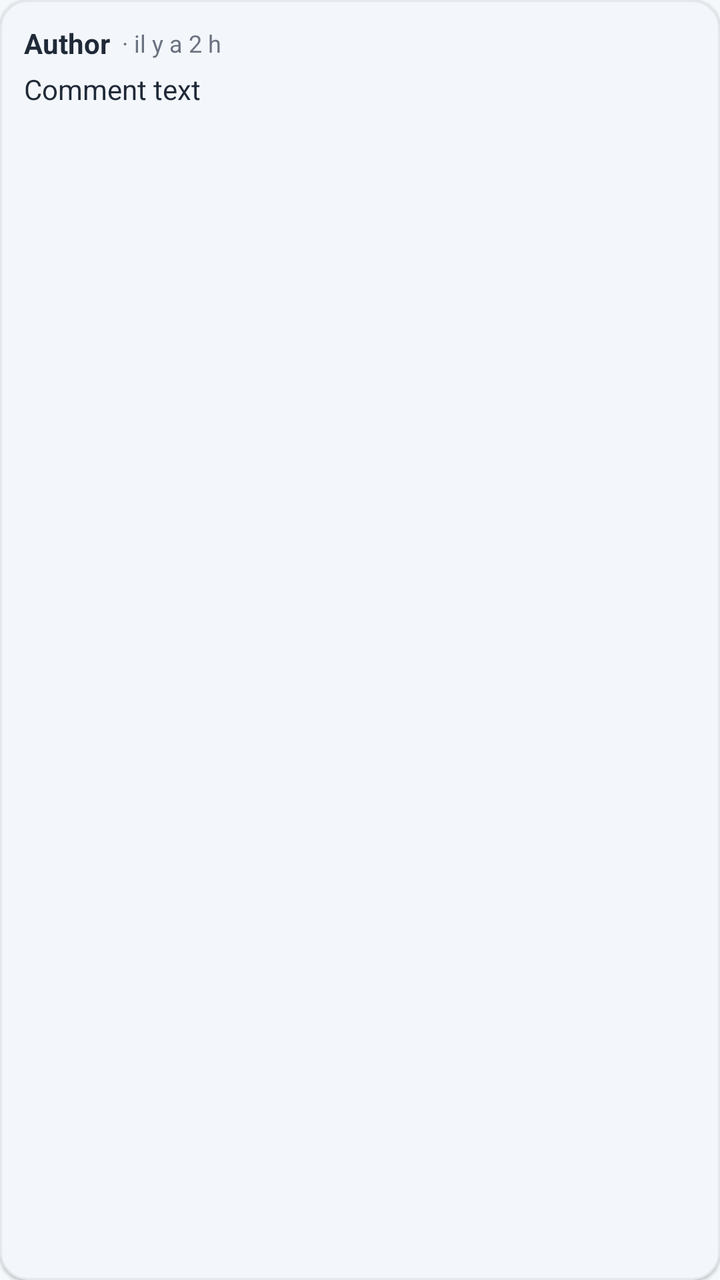
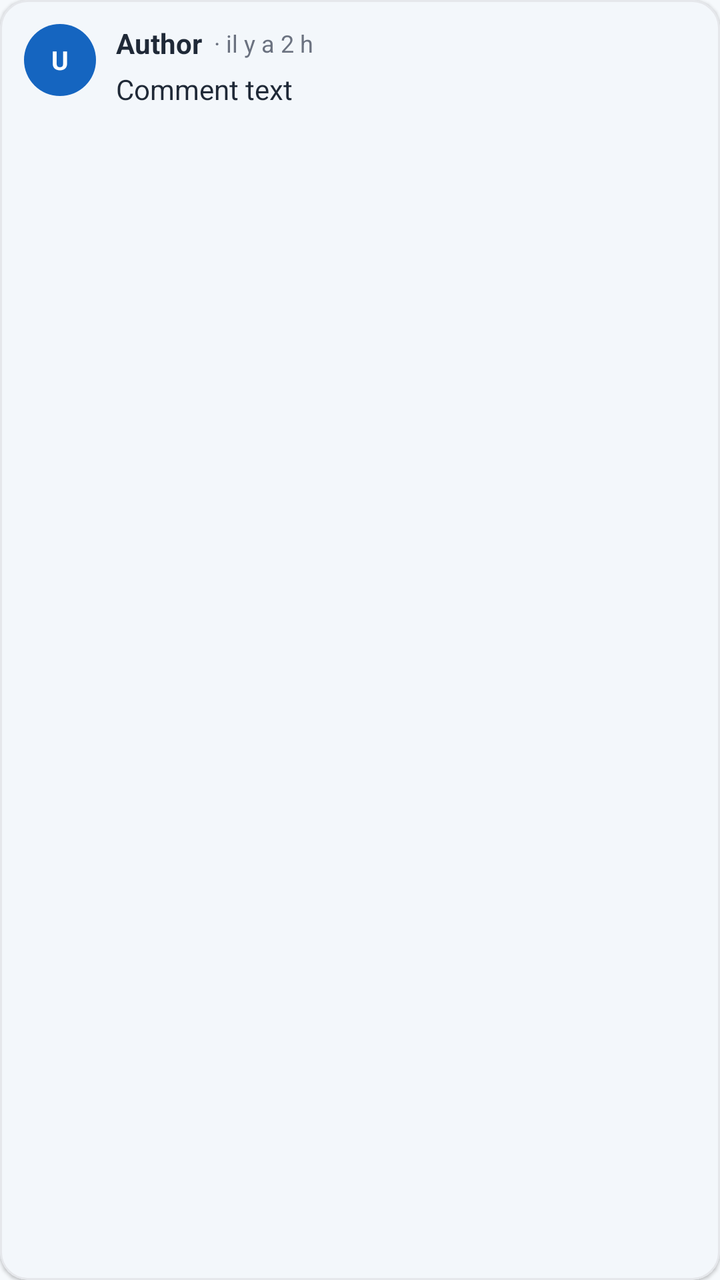

Two renders of the same Android screen: before a commit and after it. Below are the layout's source before the change and the commit's diff.
<!-- AndroidManifest.xml: application theme Theme.Traveling -->
<!-- res/layout/item_comment.xml -->
<?xml version="1.0" encoding="utf-8"?>
<com.google.android.material.card.MaterialCardView xmlns:android="http://schemas.android.com/apk/res/android"
    xmlns:app="http://schemas.android.com/apk/res-auto"
    android:layout_width="match_parent"
    android:layout_height="wrap_content"
    android:layout_marginVertical="6dp"
    app:cardCornerRadius="14dp"
    app:cardElevation="1dp"
    app:strokeColor="#E5E7EB"
    app:strokeWidth="1dp">

    <LinearLayout
        android:layout_width="match_parent"
        android:layout_height="wrap_content"
        android:orientation="vertical"
        android:padding="12dp">

        <LinearLayout
            android:layout_width="match_parent"
            android:layout_height="wrap_content"
            android:gravity="center_vertical"
            android:orientation="horizontal">

            <com.google.android.material.textview.MaterialTextView
                android:id="@+id/textCommentAuthor"
                android:layout_width="wrap_content"
                android:layout_height="wrap_content"
                android:text="Author"
                android:textColor="@color/travel_on_surface"
                android:textSize="14sp"
                android:textStyle="bold" />

            <com.google.android.material.textview.MaterialTextView
                android:id="@+id/textCommentDate"
                android:layout_width="wrap_content"
                android:layout_height="wrap_content"
                android:layout_marginStart="6dp"
                android:text="· il y a 2 h"
                android:textColor="#6B7280"
                android:textSize="12sp" />
        </LinearLayout>

        <com.google.android.material.textview.MaterialTextView
            android:id="@+id/textCommentBody"
            android:layout_width="match_parent"
            android:layout_height="wrap_content"
            android:layout_marginTop="4dp"
            android:text="Comment text"
            android:textColor="@color/travel_on_surface"
            android:textSize="14sp" />

    </LinearLayout>

</com.google.android.material.card.MaterialCardView>
<!-- resources referenced by this layout -->
<resources>
  <color name="travel_on_surface">#1F2937</color>
  <style name="Theme.Traveling" parent="Base.Theme.Traveling" />
  <style name="Base.Theme.Traveling" parent="Theme.Material3.DayNight.NoActionBar">
          <item name="colorPrimary">@color/travel_primary</item>
          <item name="colorOnPrimary">@color/travel_on_primary</item>
  
          <item name="colorSecondary">@color/travel_secondary</item>
          <item name="colorOnSecondary">@color/travel_on_secondary</item>
  
          <item name="colorTertiary">@color/travel_tertiary</item>
          <item name="colorOnTertiary">@color/travel_on_tertiary</item>
  
          <item name="android:colorBackground">@color/travel_background</item>
          <item name="colorSurface">@color/travel_surface</item>
          <item name="colorOnSurface">@color/travel_on_surface</item>
      </style>
  <color name="travel_primary">#1565C0</color>
  <color name="travel_on_primary">#FFFFFF</color>
  <color name="travel_secondary">#26A69A</color>
  <color name="travel_on_secondary">#FFFFFF</color>
  <color name="travel_tertiary">#FFB74D</color>
  <color name="travel_on_tertiary">#1F2937</color>
  <color name="travel_background">#F6F9FC</color>
  <color name="travel_surface">#FFFFFF</color>
</resources>

<!-- the commit's change to res/layout/item_comment.xml (unified diff, before → after) -->
@@ -12,43 +12,79 @@
     <LinearLayout
         android:layout_width="match_parent"
         android:layout_height="wrap_content"
-        android:orientation="vertical"
+        android:gravity="top"
+        android:orientation="horizontal"
         android:padding="12dp">
 
+        <FrameLayout
+            android:layout_width="36dp"
+            android:layout_height="36dp"
+            android:layout_marginEnd="10dp">
+
+            <TextView
+                android:id="@+id/textCommentAvatarInitials"
+                android:layout_width="36dp"
+                android:layout_height="36dp"
+                android:background="@drawable/bg_avatar_circle"
+                android:gravity="center"
+                android:text="U"
+                android:textColor="@android:color/white"
+                android:textSize="13sp"
+                android:textStyle="bold" />
+
+            <ImageView
+                android:id="@+id/imageCommentAvatar"
+                android:layout_width="36dp"
+                android:layout_height="36dp"
+                android:background="@drawable/bg_avatar_circle"
+                android:contentDescription="Avatar commentaire"
+                android:scaleType="centerCrop"
+                android:visibility="gone" />
+
+        </FrameLayout>
+
         <LinearLayout
-            android:layout_width="match_parent"
+            android:layout_width="0dp"
             android:layout_height="wrap_content"
-            android:gravity="center_vertical"
-            android:orientation="horizontal">
+            android:layout_weight="1"
+            android:orientation="vertical">
+
+            <LinearLayout
+                android:layout_width="match_parent"
+                android:layout_height="wrap_content"
+                android:gravity="center_vertical"
+                android:orientation="horizontal">
+
+                <com.google.android.material.textview.MaterialTextView
+                    android:id="@+id/textCommentAuthor"
+                    android:layout_width="wrap_content"
+                    android:layout_height="wrap_content"
+                    android:text="Author"
+                    android:textColor="@color/travel_on_surface"
+                    android:textSize="14sp"
+                    android:textStyle="bold" />
+
+                <com.google.android.material.textview.MaterialTextView
+                    android:id="@+id/textCommentDate"
+                    android:layout_width="wrap_content"
+                    android:layout_height="wrap_content"
+                    android:layout_marginStart="6dp"
+                    android:text="· il y a 2 h"
+                    android:textColor="#6B7280"
+                    android:textSize="12sp" />
+
+            </LinearLayout>
 
             <com.google.android.material.textview.MaterialTextView
-                android:id="@+id/textCommentAuthor"
-                android:layout_width="wrap_content"
+                android:id="@+id/textCommentBody"
+                android:layout_width="match_parent"
                 android:layout_height="wrap_content"
-                android:text="Author"
+                android:layout_marginTop="4dp"
+                android:text="Comment text"
                 android:textColor="@color/travel_on_surface"
-                android:textSize="14sp"
-                android:textStyle="bold" />
+                android:textSize="14sp" />
 
-            <com.google.android.material.textview.MaterialTextView
-                android:id="@+id/textCommentDate"
-                android:layout_width="wrap_content"
-                android:layout_height="wrap_content"
-                android:layout_marginStart="6dp"
-                android:text="· il y a 2 h"
-                android:textColor="#6B7280"
-                android:textSize="12sp" />
         </LinearLayout>
 
-        <com.google.android.material.textview.MaterialTextView
-            android:id="@+id/textCommentBody"
-            android:layout_width="match_parent"
-            android:layout_height="wrap_content"
-            android:layout_marginTop="4dp"
-            android:text="Comment text"
-            android:textColor="@color/travel_on_surface"
-            android:textSize="14sp" />
-
     </LinearLayout>
-
 </com.google.android.material.card.MaterialCardView>
<!-- resource entries referenced after the edit -->
@@ -1,6 +1,13 @@
 <!-- resources referenced by this layout -->
 <resources>
   <color name="travel_on_surface">#1F2937</color>
+  <!-- drawable bg_avatar_circle (drawable) -->
+  <?xml version="1.0" encoding="utf-8"?>
+  <shape xmlns:android="http://schemas.android.com/apk/res/android"
+      android:shape="oval">
+  
+      <solid android:color="@color/travel_primary" />
+  </shape>
   <style name="Theme.Traveling" parent="Base.Theme.Traveling" />
   <style name="Base.Theme.Traveling" parent="Theme.Material3.DayNight.NoActionBar">
           <item name="colorPrimary">@color/travel_primary</item>
